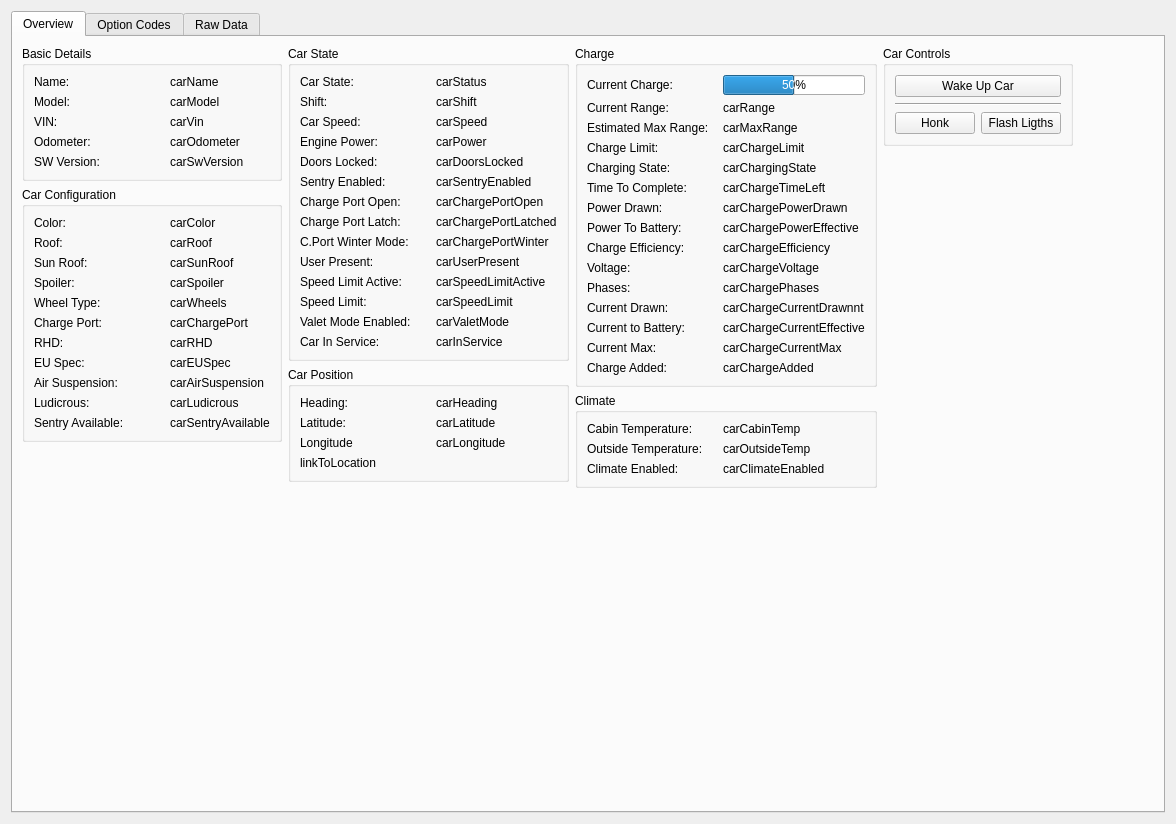
First picture: the form in ui/vehicle_view.ui, repository alvarosanchez/easy-tesla-remote, before the edit.
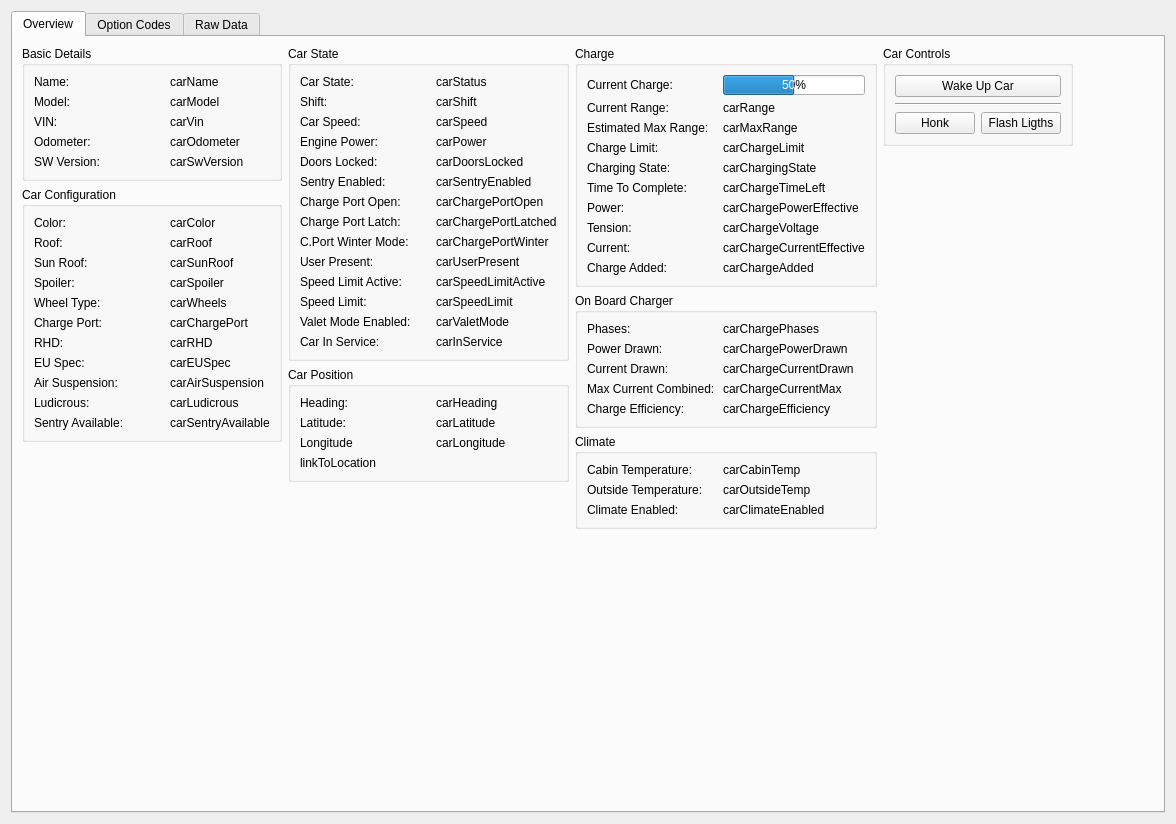
Second picture: the form after the edit.

What changed in the file:
```diff
--- a/ui/vehicle_view.ui
+++ b/ui/vehicle_view.ui
@@ -1152,95 +1152,8 @@
                   <property name="valueAdapter" stdset="0">
                    <string notr="true">string_percentaje</string>
                   </property>
-                  <property name="targetProperty" stdset="0">
-                   <string notr="true">text</string>
-                  </property>
-                 </widget>
-                </item>
-                <item row="11" column="0">
-                 <widget class="QLabel" name="label_23">
-                  <property name="minimumSize">
-                   <size>
-                    <width>130</width>
-                    <height>0</height>
-                   </size>
-                  </property>
-                  <property name="text">
-                   <string>Current Drawn:</string>
-                  </property>
-                 </widget>
-                </item>
-                <item row="11" column="1">
-                 <widget class="QLabel" name="carChargeCurrentDrawn">
-                  <property name="text">
-                   <string>carChargeCurrentDrawnnt</string>
-                  </property>
-                  <property name="jsonAttribute" stdset="0">
-                   <string notr="true">charge_state.charger_actual_current</string>
-                  </property>
-                  <property name="valueAdapter" stdset="0">
-                   <string notr="true">string_current_adjusted</string>
-                  </property>
-                  <property name="targetProperty" stdset="0">
-                   <string notr="true">text</string>
-                  </property>
-                 </widget>
-                </item>
-                <item row="14" column="0">
-                 <widget class="QLabel" name="label_25">
-                  <property name="minimumSize">
-                   <size>
-                    <width>130</width>
-                    <height>0</height>
-                   </size>
-                  </property>
-                  <property name="text">
-                   <string>Current Max:</string>
-                  </property>
-                 </widget>
-                </item>
-                <item row="14" column="1">
-                 <widget class="QLabel" name="carChargeCurrentMax">
-                  <property name="text">
-                   <string>carChargeCurrentMax</string>
-                  </property>
-                  <property name="jsonAttribute" stdset="0">
-                   <string notr="true">charge_state.charge_current_request_max</string>
-                  </property>
-                  <property name="valueAdapter" stdset="0">
-                   <string notr="true">string_current_adjusted</string>
-                  </property>
-                  <property name="targetProperty" stdset="0">
-                   <string notr="true">text</string>
-                  </property>
-                 </widget>
-                </item>
-                <item row="10" column="0">
-                 <widget class="QLabel" name="label_24">
-                  <property name="minimumSize">
-                   <size>
-                    <width>130</width>
-                    <height>0</height>
-                   </size>
-                  </property>
-                  <property name="text">
-                   <string>Phases:</string>
-                  </property>
-                 </widget>
-                </item>
-                <item row="10" column="1">
-                 <widget class="QLabel" name="carChargePhases">
-                  <property name="text">
-                   <string>carChargePhases</string>
-                  </property>
-                  <property name="jsonAttribute" stdset="0">
-                   <string notr="true">charge_state.charger_phases</string>
-                  </property>
-                  <property name="valueAdapter" stdset="0">
-                   <string notr="true">string_phases</string>
-                  </property>
-                  <property name="targetProperty" stdset="0">
-                   <string notr="true">text</string>
+                  <property name="units" stdset="0">
+                   <string notr="true">%</string>
                   </property>
                  </widget>
                 </item>
@@ -1253,7 +1166,7 @@
                    </size>
                   </property>
                   <property name="text">
-                   <string>Voltage:</string>
+                   <string>Tension:</string>
                   </property>
                  </widget>
                 </item>
@@ -1282,7 +1195,7 @@
                    </size>
                   </property>
                   <property name="text">
-                   <string>Power To Battery:</string>
+                   <string>Power:</string>
                   </property>
                  </widget>
                 </item>
@@ -1355,38 +1268,15 @@
                   <property name="valueAdapter" stdset="0">
                    <string notr="true">string_energy</string>
                   </property>
-                  <property name="targetProperty" stdset="0">
-                   <string notr="true">text</string>
-                  </property>
-                 </widget>
-                </item>
-                <item row="6" column="0">
-                 <widget class="QLabel" name="label_44">
-                  <property name="text">
-                   <string>Power Drawn:</string>
-                  </property>
-                 </widget>
-                </item>
-                <item row="6" column="1">
-                 <widget class="QLabel" name="carChargePowerDrawn">
-                  <property name="text">
-                   <string>carChargePowerDrawn</string>
-                  </property>
-                  <property name="jsonAttribute" stdset="0">
-                   <string notr="true">charge_state.charger_actual_current</string>
-                  </property>
-                  <property name="valueAdapter" stdset="0">
-                   <string notr="true">charge_power_drawn</string>
-                  </property>
-                  <property name="targetProperty" stdset="0">
-                   <string notr="true">text</string>
+                  <property name="units" stdset="0">
+                   <string notr="true">kWh</string>
                   </property>
                  </widget>
                 </item>
                 <item row="13" column="0">
                  <widget class="QLabel" name="label_46">
                   <property name="text">
-                   <string>Current to Battery:</string>
+                   <string>Current:</string>
                   </property>
                  </widget>
                 </item>
@@ -1421,6 +1311,32 @@
                   <property name="jsonAttribute" stdset="0">
                    <string notr="true">charge_state.time_to_full_charge</string>
                   </property>
+                  <property name="conversion" stdset="0">
+                   <string notr="true">to_string</string>
+                  </property>
+                 </widget>
+                </item>
+               </layout>
+              </widget>
+             </item>
+             <item>
+              <widget class="QGroupBox" name="groupBox_8">
+               <property name="title">
+                <string>On Board Charger</string>
+               </property>
+               <layout class="QFormLayout" name="formLayout_17">
+                <item row="1" column="0">
+                 <widget class="QLabel" name="label_44">
+                  <property name="text">
+                   <string>Power Drawn:</string>
+                  </property>
+                 </widget>
+                </item>
+                <item row="1" column="1">
+                 <widget class="QLabel" name="carChargePowerDrawn">
+                  <property name="text">
+                   <string>carChargePowerDrawn</string>
+                  </property>
                   <property name="valueAdapter" stdset="0">
                    <string notr="true">string_time</string>
                   </property>
@@ -1429,14 +1345,14 @@
                   </property>
                  </widget>
                 </item>
-                <item row="8" column="0">
+                <item row="4" column="0">
                  <widget class="QLabel" name="label_47">
                   <property name="text">
                    <string>Charge Efficiency:</string>
                   </property>
                  </widget>
                 </item>
-                <item row="8" column="1">
+                <item row="4" column="1">
                  <widget class="QLabel" name="carChargeEfficiency">
                   <property name="text">
                    <string>carChargeEfficiency</string>
@@ -1447,8 +1363,89 @@
                   <property name="valueAdapter" stdset="0">
                    <string notr="true">charge_efficiency</string>
                   </property>
-                  <property name="targetProperty" stdset="0">
-                   <string notr="true">text</string>
+                  <property name="units" stdset="0">
+                   <string notr="true">%</string>
+                  </property>
+                 </widget>
+                </item>
+                <item row="2" column="0">
+                 <widget class="QLabel" name="label_23">
+                  <property name="minimumSize">
+                   <size>
+                    <width>130</width>
+                    <height>0</height>
+                   </size>
+                  </property>
+                  <property name="text">
+                   <string>Current Drawn:</string>
+                  </property>
+                 </widget>
+                </item>
+                <item row="2" column="1">
+                 <widget class="QLabel" name="carChargeCurrentDrawn">
+                  <property name="text">
+                   <string>carChargeCurrentDrawn</string>
+                  </property>
+                  <property name="jsonAttribute" stdset="0">
+                   <string notr="true">charge_state.charger_actual_current</string>
+                  </property>
+                  <property name="valueAdapter" stdset="0">
+                   <string notr="true">qt_current</string>
+                  </property>
+                  <property name="units" stdset="0">
+                   <string notr="true">A</string>
+                  </property>
+                 </widget>
+                </item>
+                <item row="3" column="0">
+                 <widget class="QLabel" name="label_25">
+                  <property name="minimumSize">
+                   <size>
+                    <width>130</width>
+                    <height>0</height>
+                   </size>
+                  </property>
+                  <property name="text">
+                   <string>Max Current Combined:</string>
+                  </property>
+                 </widget>
+                </item>
+                <item row="3" column="1">
+                 <widget class="QLabel" name="carChargeCurrentMax">
+                  <property name="text">
+                   <string>carChargeCurrentMax</string>
+                  </property>
+                  <property name="jsonAttribute" stdset="0">
+                   <string notr="true">charge_state.charge_current_request_max</string>
+                  </property>
+                  <property name="valueAdapter" stdset="0">
+                   <string notr="true">qt_current</string>
+                  </property>
+                  <property name="units" stdset="0">
+                   <string notr="true">A</string>
+                  </property>
+                 </widget>
+                </item>
+                <item row="0" column="0">
+                 <widget class="QLabel" name="label_24">
+                  <property name="minimumSize">
+                   <size>
+                    <width>130</width>
+                    <height>0</height>
+                   </size>
+                  </property>
+                  <property name="text">
+                   <string>Phases:</string>
+                  </property>
+                 </widget>
+                </item>
+                <item row="0" column="1">
+                 <widget class="QLabel" name="carChargePhases">
+                  <property name="text">
+                   <string>carChargePhases</string>
+                  </property>
+                  <property name="valueAdapter" stdset="0">
+                   <string notr="true">charge_phases</string>
                   </property>
                  </widget>
                 </item>
```
Left out of the diff: 285 changed lines with no effect on the pictures.
